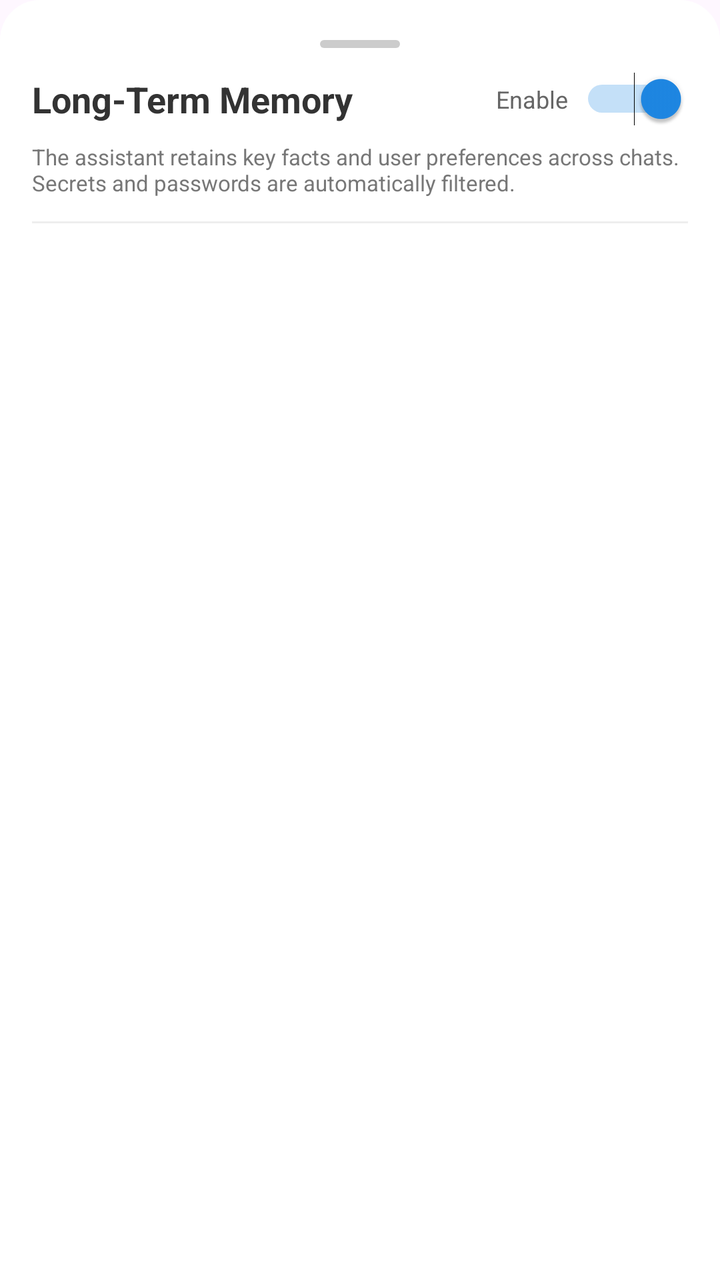
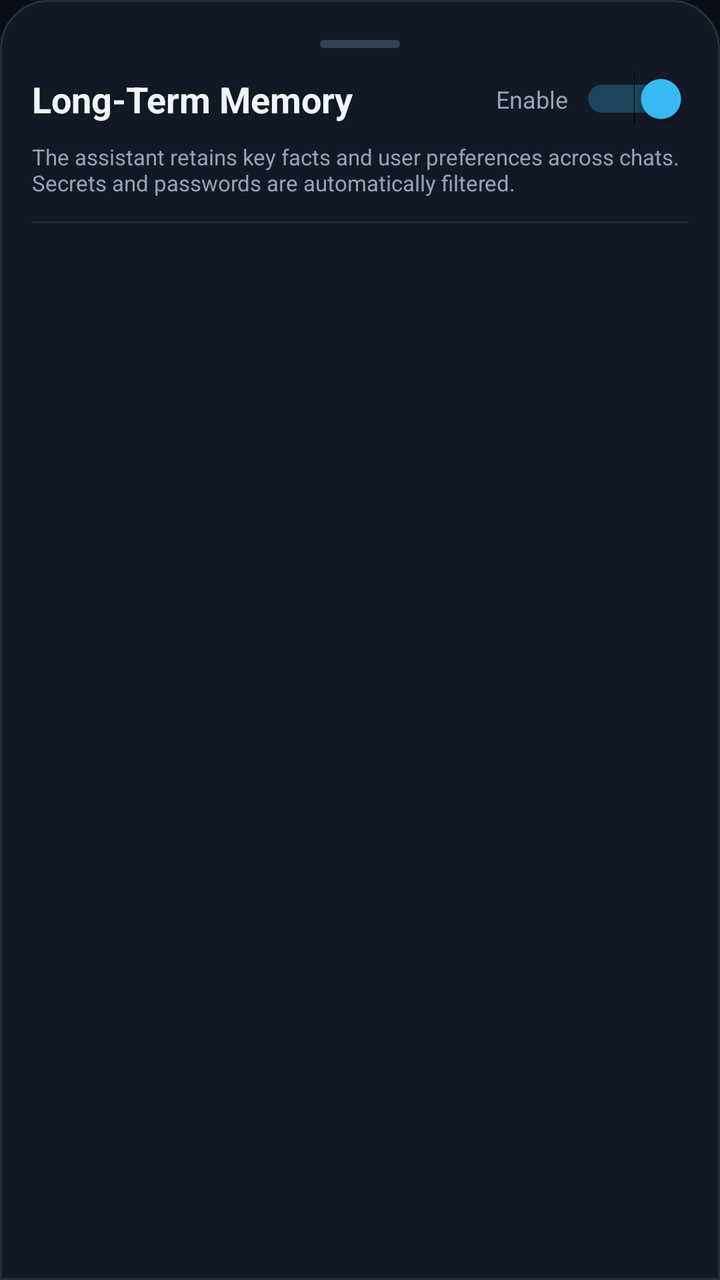

Two renders of the same Android screen: before a commit and after it. Below are the layout's source before the change and the commit's diff.
<!-- AndroidManifest.xml: application theme Theme.DynamicEdgeAI -->
<!-- res/layout/dialog_memories.xml -->
<?xml version="1.0" encoding="utf-8"?>
<LinearLayout xmlns:android="http://schemas.android.com/apk/res/android"
    xmlns:app="http://schemas.android.com/apk/res-auto"
    android:layout_width="match_parent"
    android:layout_height="wrap_content"
    android:orientation="vertical"
    android:background="@drawable/bottom_sheet_bg"
    android:padding="16dp">

    
    <View
        android:layout_width="40dp"
        android:layout_height="4dp"
        android:layout_gravity="center_horizontal"
        android:layout_marginTop="4dp"
        android:layout_marginBottom="12dp"
        android:background="@drawable/handle_bar" />

    <LinearLayout
        android:layout_width="match_parent"
        android:layout_height="wrap_content"
        android:orientation="horizontal"
        android:gravity="center_vertical"
        android:paddingBottom="8dp">

        <TextView
            android:layout_width="0dp"
            android:layout_height="wrap_content"
            android:layout_weight="1"
            android:text="Long-Term Memory"
            android:textSize="18sp"
            android:textStyle="bold"
            android:textColor="#333333" />

        <TextView
            android:layout_width="wrap_content"
            android:layout_height="wrap_content"
            android:text="Enable"
            android:textSize="12sp"
            android:textColor="#666666"
            android:layout_marginEnd="6dp" />

        <Switch
            android:id="@+id/toggleEnableMemory"
            android:layout_width="wrap_content"
            android:layout_height="wrap_content"
            android:checked="true" />
    </LinearLayout>

    <TextView
        android:layout_width="match_parent"
        android:layout_height="wrap_content"
        android:text="The assistant retains key facts and user preferences across chats. Secrets and passwords are automatically filtered."
        android:textSize="11sp"
        android:textColor="#777777"
        android:layout_marginBottom="12dp" />

    <View
        android:layout_width="match_parent"
        android:layout_height="1dp"
        android:background="#EEEEEE"
        android:layout_marginBottom="8dp" />

    <ScrollView
        android:layout_width="match_parent"
        android:layout_height="wrap_content"
        android:maxHeight="320dp">

        <LinearLayout
            android:id="@+id/memoryListContainer"
            android:layout_width="match_parent"
            android:layout_height="wrap_content"
            android:orientation="vertical" />
    </ScrollView>

    <TextView
        android:id="@+id/txtEmptyMemories"
        android:layout_width="match_parent"
        android:layout_height="wrap_content"
        android:gravity="center"
        android:text="No memories stored yet"
        android:textSize="13sp"
        android:textColor="#999999"
        android:padding="24dp"
        android:visibility="gone" />

</LinearLayout>
<!-- resources referenced by this layout -->
<resources>
  <!-- drawable bottom_sheet_bg (drawable) -->
  <?xml version="1.0" encoding="utf-8"?>
  <shape xmlns:android="http://schemas.android.com/apk/res/android"
      android:shape="rectangle">
      <solid android:color="#FFFFFF" />
      <corners
          android:topLeftRadius="20dp"
          android:topRightRadius="20dp" />
  </shape>
  <!-- drawable handle_bar (drawable) -->
  <?xml version="1.0" encoding="utf-8"?>
  <shape xmlns:android="http://schemas.android.com/apk/res/android"
      android:shape="rectangle">
      <solid android:color="#CCCCCC" />
      <corners android:radius="20dp" />
  </shape>
  <style name="Theme.DynamicEdgeAI" parent="Theme.Material3.DayNight.NoActionBar">
          <item name="colorPrimary">@color/btn_blue</item>
          <item name="colorOnPrimary">@color/white</item>
          <item name="colorSecondary">@color/accent_blue</item>
          <item name="colorOnSecondary">@color/white</item>
          <item name="android:statusBarColor">@color/white</item>
          <item name="android:windowLightStatusBar">true</item>
  
          <item name="android:windowTranslucentStatus">false</item>
          <item name="android:windowTranslucentNavigation">false</item>
      </style>
  <color name="btn_blue">#3B78D8</color>
  <color name="white">#FFFFFFFF</color>
  <color name="accent_blue">#1E88E5</color>
</resources>

<!-- the commit's change to res/layout/dialog_memories.xml (unified diff, before → after) -->
@@ -30,14 +30,14 @@
             android:text="Long-Term Memory"
             android:textSize="18sp"
             android:textStyle="bold"
-            android:textColor="#333333" />
+            android:textColor="#F1F5F9" />
 
         <TextView
             android:layout_width="wrap_content"
             android:layout_height="wrap_content"
             android:text="Enable"
             android:textSize="12sp"
-            android:textColor="#666666"
+            android:textColor="#94A3B8"
             android:layout_marginEnd="6dp" />
 
         <Switch
@@ -52,13 +52,13 @@
         android:layout_height="wrap_content"
         android:text="The assistant retains key facts and user preferences across chats. Secrets and passwords are automatically filtered."
         android:textSize="11sp"
-        android:textColor="#777777"
+        android:textColor="#94A3B8"
         android:layout_marginBottom="12dp" />
 
     <View
         android:layout_width="match_parent"
         android:layout_height="1dp"
-        android:background="#EEEEEE"
+        android:background="#1E293B"
         android:layout_marginBottom="8dp" />
 
     <ScrollView
@@ -80,7 +80,7 @@
         android:gravity="center"
         android:text="No memories stored yet"
         android:textSize="13sp"
-        android:textColor="#999999"
+        android:textColor="#64748B"
         android:padding="24dp"
         android:visibility="gone" />
 
<!-- resource entries referenced after the edit -->
@@ -4,16 +4,17 @@
   <?xml version="1.0" encoding="utf-8"?>
   <shape xmlns:android="http://schemas.android.com/apk/res/android"
       android:shape="rectangle">
-      <solid android:color="#FFFFFF" />
+      <solid android:color="#131924" />
+      <stroke android:width="1dp" android:color="#243041" />
       <corners
-          android:topLeftRadius="20dp"
-          android:topRightRadius="20dp" />
+          android:topLeftRadius="24dp"
+          android:topRightRadius="24dp" />
   </shape>
   <!-- drawable handle_bar (drawable) -->
   <?xml version="1.0" encoding="utf-8"?>
   <shape xmlns:android="http://schemas.android.com/apk/res/android"
       android:shape="rectangle">
-      <solid android:color="#CCCCCC" />
+      <solid android:color="#334155" />
       <corners android:radius="20dp" />
   </shape>
   <style name="Theme.DynamicEdgeAI" parent="Theme.Material3.DayNight.NoActionBar">
@@ -21,14 +22,18 @@
           <item name="colorOnPrimary">@color/white</item>
           <item name="colorSecondary">@color/accent_blue</item>
           <item name="colorOnSecondary">@color/white</item>
-          <item name="android:statusBarColor">@color/white</item>
-          <item name="android:windowLightStatusBar">true</item>
+          <item name="android:windowBackground">@color/dark_bg</item>
+          <item name="android:statusBarColor">@color/dark_bg</item>
+          <item name="android:navigationBarColor">@color/dark_bg</item>
+          <item name="android:windowLightStatusBar">false</item>
+          <item name="android:windowLightNavigationBar">false</item>
   
           <item name="android:windowTranslucentStatus">false</item>
           <item name="android:windowTranslucentNavigation">false</item>
       </style>
-  <color name="btn_blue">#3B78D8</color>
+  <color name="btn_blue">#2563EB</color>
   <color name="white">#FFFFFFFF</color>
-  <color name="accent_blue">#1E88E5</color>
+  <color name="accent_blue">#38BDF8</color>
+  <color name="dark_bg">#0B0E14</color>
 </resources>
 
